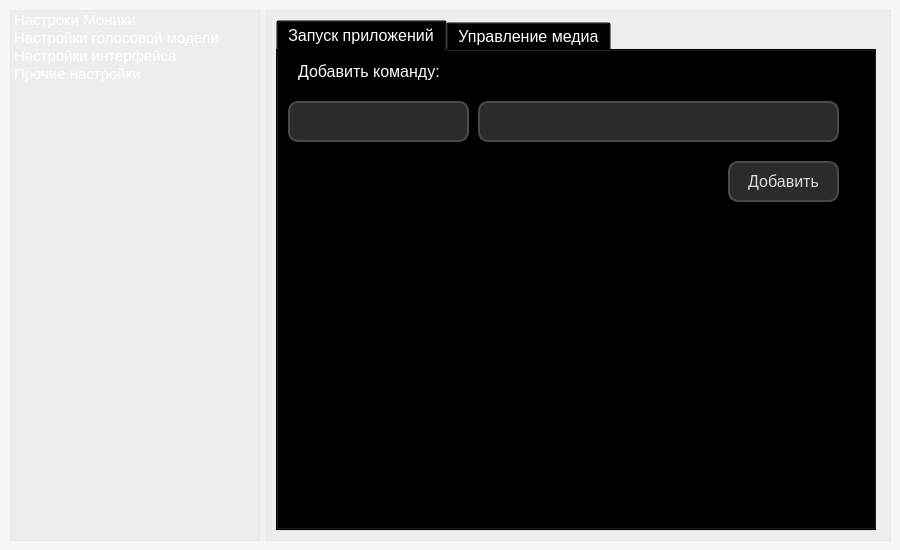
The window that UI/main_page.ui (Patrick-002/Monica) describes before a commit, drawn with Qt 5.
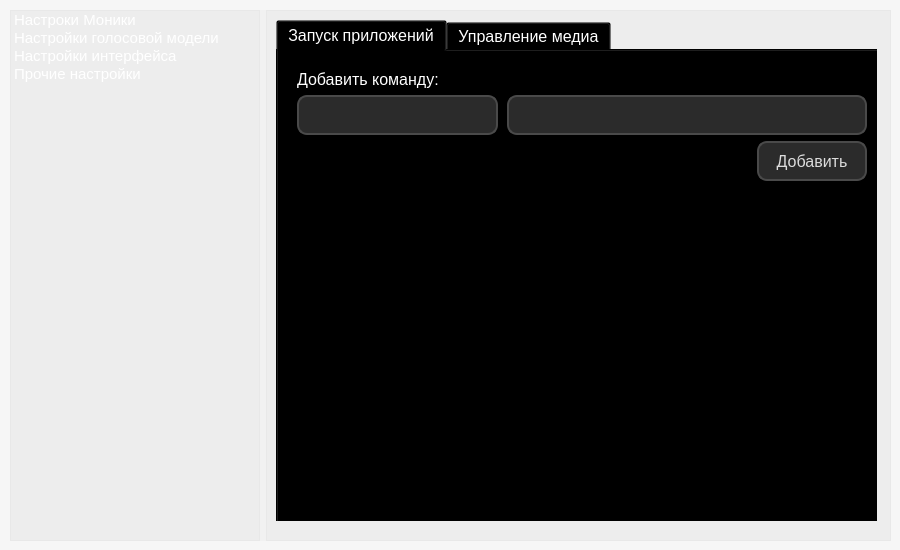
The same window after the commit.

Commit message: ui updated, scroll area added, custom app list created

Patch:
```diff
--- a/UI/main_page.ui
+++ b/UI/main_page.ui
@@ -107,8 +107,8 @@
           <rect>
            <x>10</x>
            <y>10</y>
-           <width>605</width>
-           <height>527</height>
+           <width>601</width>
+           <height>501</height>
           </rect>
          </property>
          <property name="styleSheet">
@@ -125,7 +125,7 @@
             <rect>
              <x>0</x>
              <y>0</y>
-             <width>601</width>
+             <width>612</width>
              <height>511</height>
             </rect>
            </property>
@@ -136,27 +136,43 @@
             <attribute name="title">
              <string>Запуск приложений</string>
             </attribute>
+            <layout class="QVBoxLayout" name="verticalLayout_7">
+             <item>
+              <layout class="QVBoxLayout" name="verticalLayout_3">
+               <property name="leftMargin">
+                <number>10</number>
+               </property>
+               <property name="topMargin">
+                <number>10</number>
+               </property>
+               <property name="rightMargin">
+                <number>10</number>
+               </property>
+               <property name="bottomMargin">
+                <number>10</number>
+               </property>
+               <item>
             <widget class="QLabel" name="label">
-             <property name="geometry">
-              <rect>
-               <x>20</x>
-               <y>10</y>
-               <width>151</width>
-               <height>21</height>
-              </rect>
-             </property>
              <property name="text">
               <string>Добавить команду:</string>
              </property>
             </widget>
+               </item>
+               <item>
+                <layout class="QHBoxLayout" name="horizontalLayout_2">
+                 <item>
             <widget class="QLineEdit" name="keyword_lineEdit">
-             <property name="geometry">
-              <rect>
-               <x>10</x>
-               <y>50</y>
-               <width>181</width>
-               <height>41</height>
-              </rect>
+                   <property name="sizePolicy">
+                    <sizepolicy hsizetype="Expanding" vsizetype="Fixed">
+                     <horstretch>0</horstretch>
+                     <verstretch>0</verstretch>
+                    </sizepolicy>
+                   </property>
+                   <property name="minimumSize">
+                    <size>
+                     <width>160</width>
+                     <height>40</height>
+                    </size>
              </property>
              <property name="toolTip">
               <string/>
@@ -185,14 +201,30 @@
               <string/>
              </property>
             </widget>
+                 </item>
+                 <item>
+                  <spacer name="horizontalSpacer_4">
+                   <property name="orientation">
+                    <enum>Qt::Orientation::Horizontal</enum>
+                   </property>
+                   <property name="sizeType">
+                    <enum>QSizePolicy::Policy::Fixed</enum>
+                   </property>
+                   <property name="sizeHint" stdset="0">
+                    <size>
+                     <width>3</width>
+                     <height>20</height>
+                    </size>
+                   </property>
+                  </spacer>
+                 </item>
+                 <item>
             <widget class="QLineEdit" name="path_lineEdit">
-             <property name="geometry">
-              <rect>
-               <x>200</x>
-               <y>50</y>
-               <width>361</width>
-               <height>41</height>
-              </rect>
+                   <property name="minimumSize">
+                    <size>
+                     <width>360</width>
+                     <height>40</height>
+                    </size>
              </property>
              <property name="styleSheet">
               <string notr="true">    QLineEdit {
@@ -209,14 +241,31 @@
     }</string>
              </property>
             </widget>
+                 </item>
+                </layout>
+               </item>
+               <item>
+                <layout class="QHBoxLayout" name="horizontalLayout_3">
+                 <item>
+                  <spacer name="horizontalSpacer">
+                   <property name="orientation">
+                    <enum>Qt::Orientation::Horizontal</enum>
+                   </property>
+                   <property name="sizeHint" stdset="0">
+                    <size>
+                     <width>450</width>
+                     <height>20</height>
+                    </size>
+                   </property>
+                  </spacer>
+                 </item>
+                 <item>
             <widget class="QPushButton" name="pushButton">
-             <property name="geometry">
-              <rect>
-               <x>450</x>
-               <y>110</y>
-               <width>111</width>
-               <height>41</height>
-              </rect>
+                   <property name="minimumSize">
+                    <size>
+                     <width>110</width>
+                     <height>40</height>
+                    </size>
              </property>
              <property name="styleSheet">
               <string notr="true">    QPushButton {
@@ -239,6 +288,33 @@
               <string>Добавить</string>
              </property>
             </widget>
+                 </item>
+                </layout>
+               </item>
+              </layout>
+             </item>
+             <item>
+              <widget class="QScrollArea" name="app_scrollArea">
+               <property name="verticalScrollBarPolicy">
+                <enum>Qt::ScrollBarPolicy::ScrollBarAlwaysOn</enum>
+               </property>
+               <property name="widgetResizable">
+                <bool>true</bool>
+               </property>
+               <widget class="QWidget" name="scrollAreaWidgetContents">
+                <property name="geometry">
+                 <rect>
+                  <x>0</x>
+                  <y>0</y>
+                  <width>587</width>
+                  <height>313</height>
+                 </rect>
+                </property>
+                <layout class="QVBoxLayout" name="verticalLayout_2"/>
+               </widget>
+              </widget>
+             </item>
+            </layout>
            </widget>
            <widget class="QWidget" name="tab_2">
             <attribute name="title">
```
Lines whose indentation alone changed are shown as unchanged. The commit also changes 4 other files.
